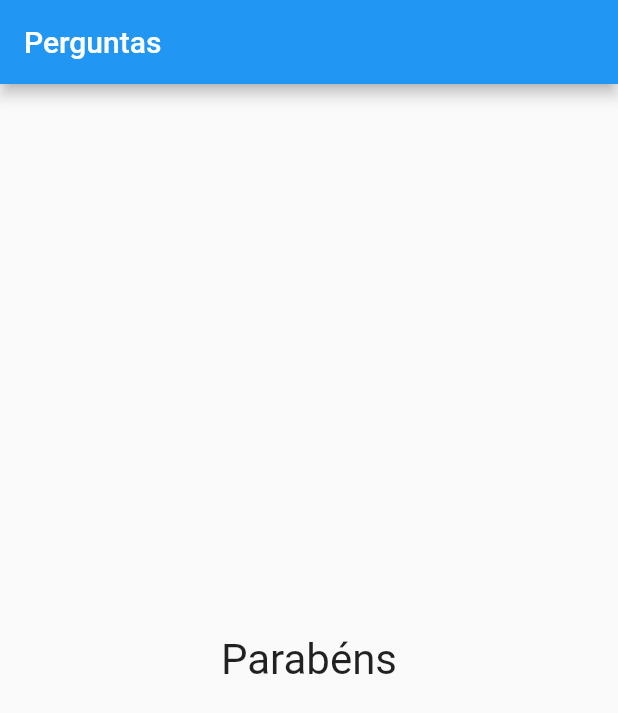
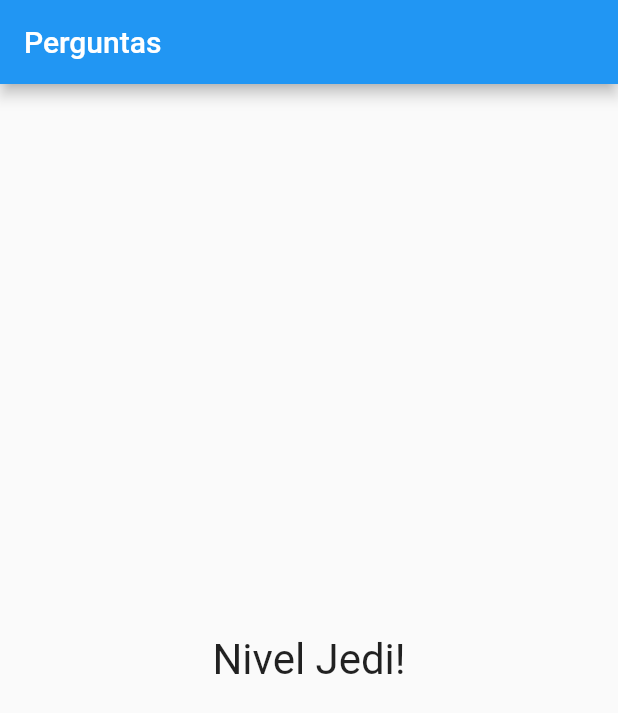
Before and after one commit to LucasMLara/QuizFlutter, a Flutter app: the screen it shows after launch, after a tap on "Preto", after a tap on "Cobra", after a tap on "Maria", on a phone screen of 412 x 824 dp. Shown: the top 713 px of the screen. Run offline on Flutter 3.47's test engine with Material 2 defaults, Android fonts, the phone set to English and light mode, and no system bars.

```diff
--- a/lib/main.dart
+++ b/lib/main.dart
@@ -6,27 +6,45 @@ void main() => runApp(const PerguntaApp());
 
 class _PerguntaAppState extends State<PerguntaApp> {
   var _perguntaSelecionada = 0;
+  var _pontuacaoTotal = 0;
   final _perguntas = const [
     {
       'texto': 'Qual é a sua cor favorita?',
-      'respostas': ['Preto', 'Vermelho', 'Verde', 'Branco'],
+      'respostas': [
+        {'texto': 'Preto', 'pontuacao': 10},
+        {'texto': 'Vermelho', 'pontuacao': 5},
+        {'texto': 'Verde', 'pontuacao': 3},
+        {'texto': 'Branco', 'pontuacao': 1},
+      ],
     },
     {
       'texto': 'Qual é o seu animal favorito?',
-      'respostas': ['Coelho', 'Cobra', 'Elefante', 'Leão'],
+      'respostas': [
+        {'texto': 'Coelho', 'pontuacao': 10},
+        {'texto': 'Cobra', 'pontuacao': 5},
+        {'texto': 'Elefante', 'pontuacao': 3},
+        {'texto': 'Leão', 'pontuacao': 1},
+      ],
     },
     {
       'texto': 'Qual é o seu instrutor favorito?',
-      'respostas': ['Maria', 'João', 'Leo', 'Pedro'],
+      'respostas': [
+        {'texto': 'Maria', 'pontuacao': 10},
+        {'texto': 'João', 'pontuacao': 5},
+        {'texto': 'Leo', 'pontuacao': 3},
+        {'texto': 'Pedro', 'pontuacao': 1},
+      ],
     },
   ];
 
-  void _responder() {
+  void _responder(int pontuacao) {
     if (temPerguntaSelecionada) {
       setState(() {
         _perguntaSelecionada++;
+        _pontuacaoTotal += pontuacao;
       });
     }
+    print(_pontuacaoTotal);
   }
 
   bool get temPerguntaSelecionada {
@@ -46,7 +64,7 @@ class _PerguntaAppState extends State<PerguntaApp> {
                 perguntaSelecionada: _perguntaSelecionada,
                 quandoResponder: _responder,
               )
-            : const Resultado(),
+            : Resultado(_pontuacaoTotal),
       ),
     );
   }
--- a/lib/questionario.dart
+++ b/lib/questionario.dart
@@ -5,7 +5,7 @@ import './resposta.dart';
 class Questionario extends StatelessWidget {
   final List<Map<String, Object>> perguntas;
   final int perguntaSelecionada;
-  final void Function() quandoResponder;
+  final void Function(int) quandoResponder;
 
   const Questionario(
       {required this.perguntas,
@@ -19,14 +19,18 @@ class Questionario extends StatelessWidget {
 
   @override
   Widget build(BuildContext context) {
-    List<String> respostas = temPerguntaSelecionada
-        ? perguntas[perguntaSelecionada]['respostas'] as List<String>
+    List<Map<String, Object>> respostas = temPerguntaSelecionada
+        ? perguntas[perguntaSelecionada]['respostas']
+            as List<Map<String, Object>>
         : [];
 
     return Column(
       children: <Widget>[
         Questao(perguntas[perguntaSelecionada]['texto'].toString()),
-        ...respostas.map((t) => Resposta(t, quandoResponder)).toList(),
+        ...respostas
+            .map((t) => Resposta(t['texto'].toString(),
+                () => quandoResponder(int.parse(t['pontuacao'].toString()))))
+            .toList(),
       ],
     );
   }
--- a/lib/resposta.dart
+++ b/lib/resposta.dart
@@ -2,17 +2,16 @@ import 'package:flutter/material.dart';
 
 class Resposta extends StatelessWidget {
   late final String texto;
+  final void Function() quandoSelecionado;
 
-  final void Function() onSelecao;
-
-  Resposta(this.texto, this.onSelecao);
+  Resposta(this.texto, this.quandoSelecionado);
 
   @override
   Widget build(BuildContext context) {
     return Container(
       width: double.infinity,
       child: ElevatedButton(
-        onPressed: onSelecao,
+        onPressed: quandoSelecionado,
         child: Text(texto),
       ),
     );
--- a/lib/resultado.dart
+++ b/lib/resultado.dart
@@ -3,13 +3,26 @@ import 'package:flutter/src/widgets/container.dart';
 import 'package:flutter/src/widgets/framework.dart';
 
 class Resultado extends StatelessWidget {
-  const Resultado({super.key});
+  final int pontuacao;
+
+  const Resultado(this.pontuacao);
+  String get fraseResultado {
+    if (pontuacao < 8) {
+      return 'Parabéns';
+    } else if (pontuacao < 12) {
+      return 'Voce é bom';
+    } else if (pontuacao < 16) {
+      return 'impressionante';
+    } else {
+      return 'Nivel Jedi!';
+    }
+  }
 
   @override
   Widget build(BuildContext context) {
     return Center(
         child: Text(
-      'Parabéns',
+      fraseResultado,
       style: TextStyle(fontSize: 28),
     ));
   }
```
